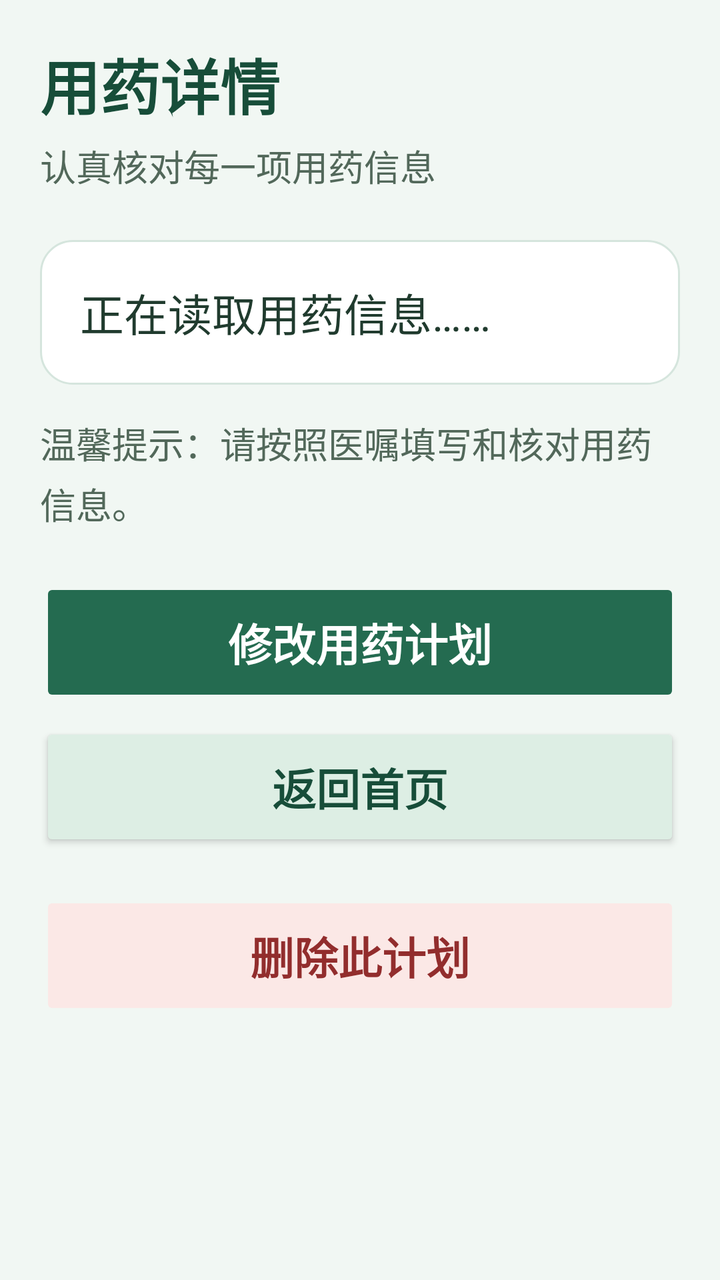
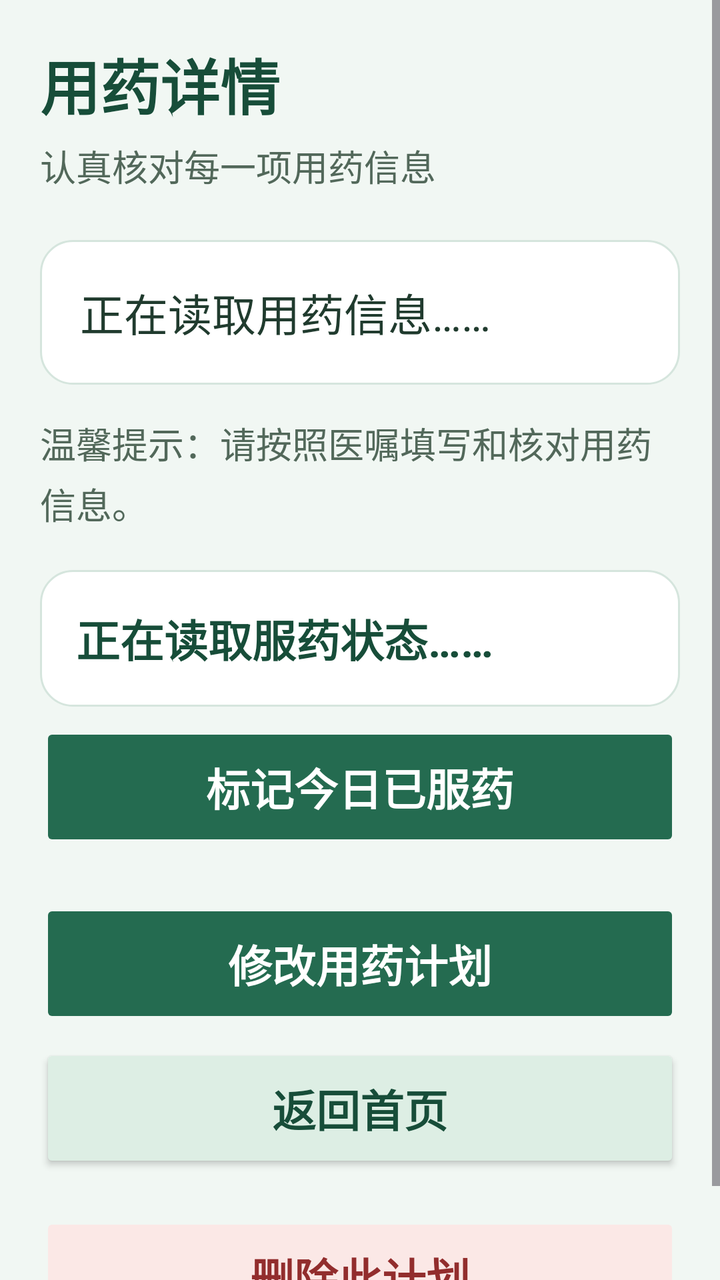

Compare the two renders of this Android layout. The source of the first and the diff that turns it into the second are given below.
<!-- AndroidManifest.xml: application theme Theme.MedicineReminder -->
<!-- res/layout/activity_medicine_detail.xml -->
<?xml version="1.0" encoding="utf-8"?>
<ScrollView xmlns:android="http://schemas.android.com/apk/res/android"
    android:id="@+id/main"
    android:layout_width="match_parent"
    android:layout_height="match_parent"
    android:fillViewport="true"
    android:background="#F1F7F3">

    <LinearLayout
        android:layout_width="match_parent"
        android:layout_height="wrap_content"
        android:orientation="vertical"
        android:padding="20dp">

        <TextView
            android:layout_width="match_parent"
            android:layout_height="wrap_content"
            android:text="用药详情"
            android:textSize="30sp"
            android:textStyle="bold"
            android:textColor="#174D39" />

        <TextView
            android:layout_width="match_parent"
            android:layout_height="wrap_content"
            android:layout_marginTop="6dp"
            android:text="认真核对每一项用药信息"
            android:textSize="18sp"
            android:textColor="#52685A" />

        <TextView
            android:id="@+id/tvMedicineDetail"
            android:layout_width="match_parent"
            android:layout_height="wrap_content"
            android:layout_marginTop="24dp"
            android:padding="20dp"
            android:background="@drawable/bg_medicine_card"
            android:text="正在读取用药信息……"
            android:textSize="22sp"
            android:lineSpacingExtra="6dp"
            android:textColor="#203B2E" />

        <TextView
            android:layout_width="match_parent"
            android:layout_height="wrap_content"
            android:layout_marginTop="16dp"
            android:text="温馨提示：请按照医嘱填写和核对用药信息。"
            android:textSize="18sp"
            android:lineSpacingExtra="4dp"
            android:textColor="#52685A" />

        <Button
            android:id="@+id/btnEditMedicine"
            style="@style/MedicinePrimaryButton"
            android:layout_width="match_parent"
            android:layout_height="wrap_content"
            android:layout_marginTop="24dp"
            android:enabled="false"
            android:text="修改用药计划" />

        <Button
            android:id="@+id/btnBack"
            style="@style/MedicineSecondaryButton"
            android:layout_width="match_parent"
            android:layout_height="wrap_content"
            android:layout_marginTop="8dp"
            android:text="返回首页" />

        <Button
            android:id="@+id/btnDeleteMedicine"
            style="@style/MedicineDeleteButton"
            android:layout_width="match_parent"
            android:layout_height="wrap_content"
            android:layout_marginTop="20dp"
            android:text="删除此计划"
            android:enabled="false" />

    </LinearLayout>
</ScrollView>
<!-- resources referenced by this layout -->
<resources>
  <!-- drawable bg_medicine_card (drawable) -->
  <?xml version="1.0" encoding="utf-8"?>
  <shape xmlns:android="http://schemas.android.com/apk/res/android"
      android:shape="rectangle">
  
      <solid android:color="#FFFFFF" />
  
      <corners android:radius="16dp" />
  
      <stroke
          android:width="1dp"
          android:color="#D5E5DD" />
  
  </shape>
  <style name="MedicineDeleteButton" parent="MedicinePrimaryButton">
          <item name="android:textColor">#922D2D</item>
          <item name="backgroundTint">#FBE8E6</item>
          <item name="android:backgroundTint">#FBE8E6</item>
      </style>
  <style name="MedicinePrimaryButton" parent="Widget.AppCompat.Button">
          <item name="android:textSize">22sp</item>
          <item name="android:textStyle">bold</item>
          <item name="android:textColor">#FFFFFF</item>
          <item name="android:textAllCaps">false</item>
          <item name="android:minHeight">60dp</item>
          <item name="android:padding">12dp</item>
          <item name="backgroundTint">#246B50</item>
          <item name="android:backgroundTint">#246B50</item>
      </style>
  <style name="MedicineSecondaryButton" parent="MedicinePrimaryButton">
          <item name="android:textColor">#174D39</item>
          <item name="backgroundTint">#DDEEE4</item>
          <item name="android:backgroundTint">#DDEEE4</item>
      </style>
  <style name="Theme.MedicineReminder" parent="Base.Theme.MedicineReminder" />
  <style name="Base.Theme.MedicineReminder" parent="Theme.Material3.DayNight.NoActionBar">
          
          
      </style>
</resources>

<!-- the commit's change to res/layout/activity_medicine_detail.xml (unified diff, before → after) -->
@@ -49,6 +49,28 @@
             android:lineSpacingExtra="4dp"
             android:textColor="#52685A" />
 
+        <TextView
+            android:id="@+id/tvTakenStatus"
+            android:layout_width="match_parent"
+            android:layout_height="wrap_content"
+            android:layout_marginTop="20dp"
+            android:padding="18dp"
+            android:background="@drawable/bg_medicine_card"
+            android:text="正在读取服药状态……"
+            android:textSize="22sp"
+            android:textStyle="bold"
+            android:textColor="#174D39"
+            android:accessibilityLiveRegion="polite" />
+
+        <Button
+            android:id="@+id/btnMarkTaken"
+            style="@style/MedicinePrimaryButton"
+            android:layout_width="match_parent"
+            android:layout_height="wrap_content"
+            android:layout_marginTop="8dp"
+            android:enabled="false"
+            android:text="标记今日已服药" />
+
         <Button
             android:id="@+id/btnEditMedicine"
             style="@style/MedicinePrimaryButton"
